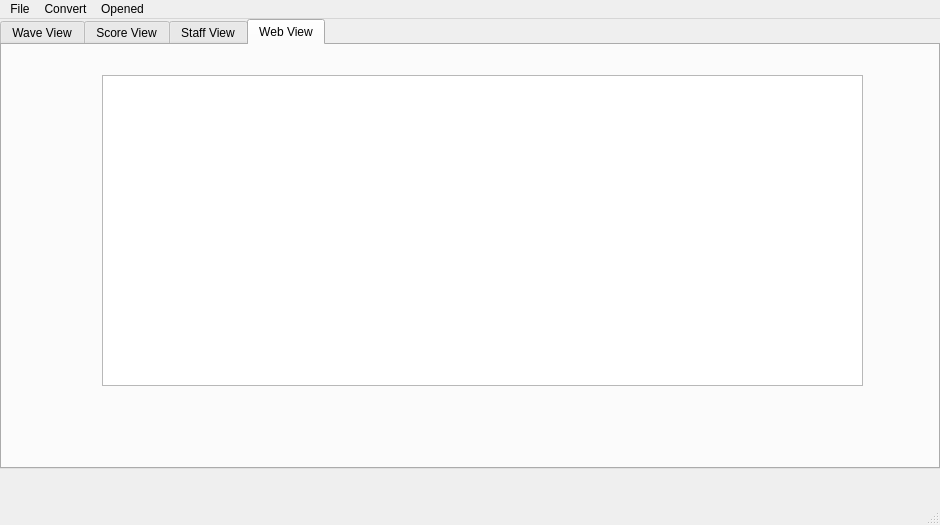
The window that qswindow.ui (scoreur/QS) describes before a commit, drawn with Qt 5.
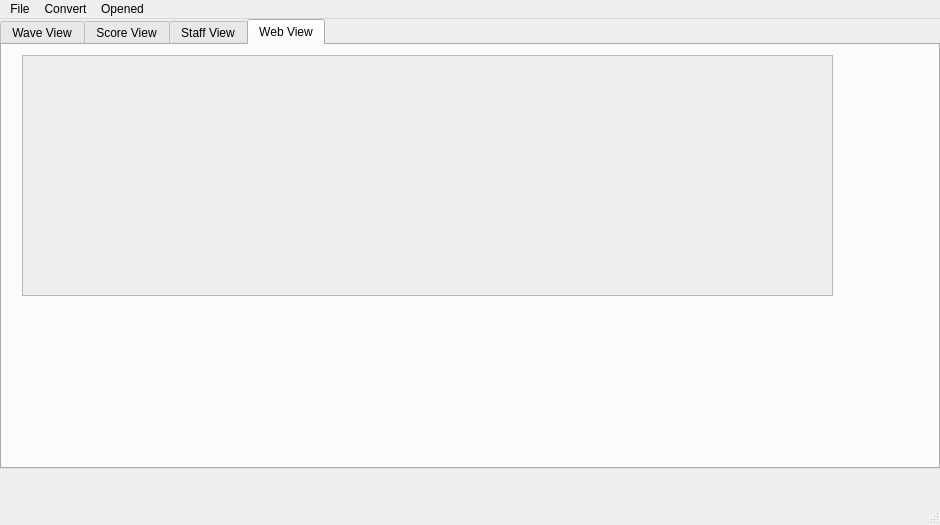
The same window after the commit. The open tabs and pages were chosen to show the change.

```diff
--- a/qswindow.ui
+++ b/qswindow.ui
@@ -41,6 +41,24 @@
       <height>450</height>
      </rect>
     </property>
+    <property name="sizePolicy">
+     <sizepolicy hsizetype="Preferred" vsizetype="Preferred">
+      <horstretch>0</horstretch>
+      <verstretch>0</verstretch>
+     </sizepolicy>
+    </property>
+    <property name="minimumSize">
+     <size>
+      <width>900</width>
+      <height>400</height>
+     </size>
+    </property>
+    <property name="maximumSize">
+     <size>
+      <width>1400</width>
+      <height>800</height>
+     </size>
+    </property>
     <property name="tabPosition">
      <enum>QTabWidget::North</enum>
     </property>
@@ -114,16 +132,19 @@
      </attribute>
     </widget>
     <widget class="QWidget" name="webTab">
+     <property name="enabled">
+      <bool>false</bool>
+     </property>
      <attribute name="title">
       <string>Web View</string>
      </attribute>
      <widget class="QTextBrowser" name="textBrowser">
       <property name="geometry">
        <rect>
-        <x>100</x>
-        <y>30</y>
-        <width>761</width>
-        <height>311</height>
+        <x>20</x>
+        <y>10</y>
+        <width>811</width>
+        <height>241</height>
        </rect>
       </property>
      </widget>
```
Left out of the diff: 14 changed lines with no effect on the pictures.
